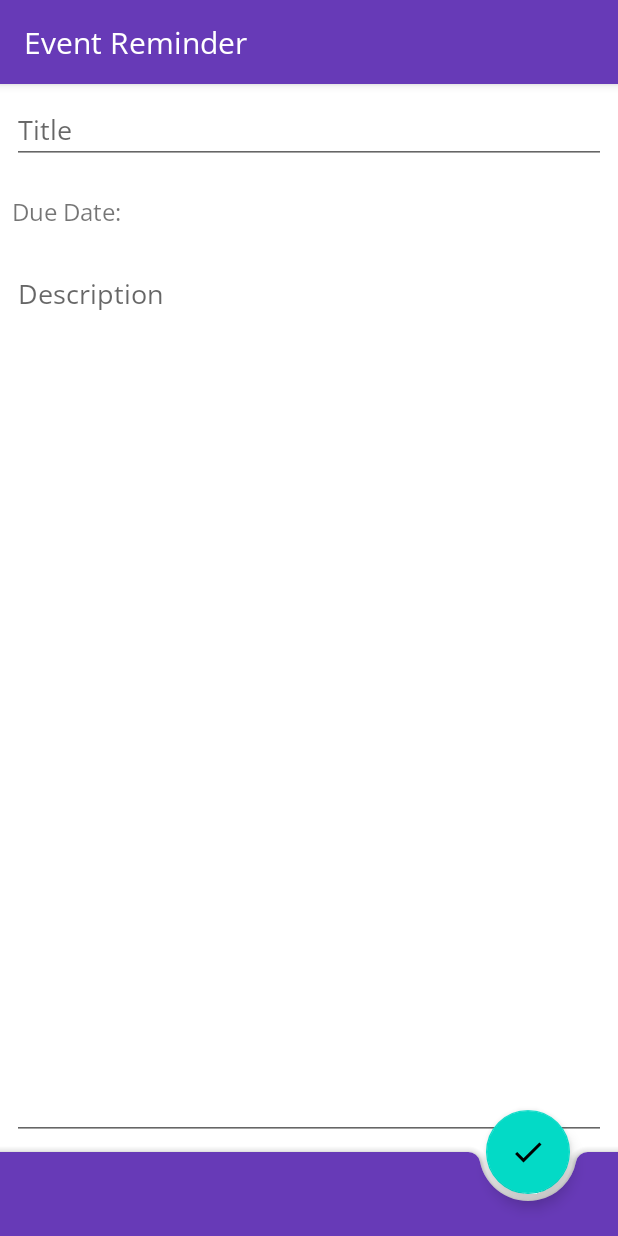
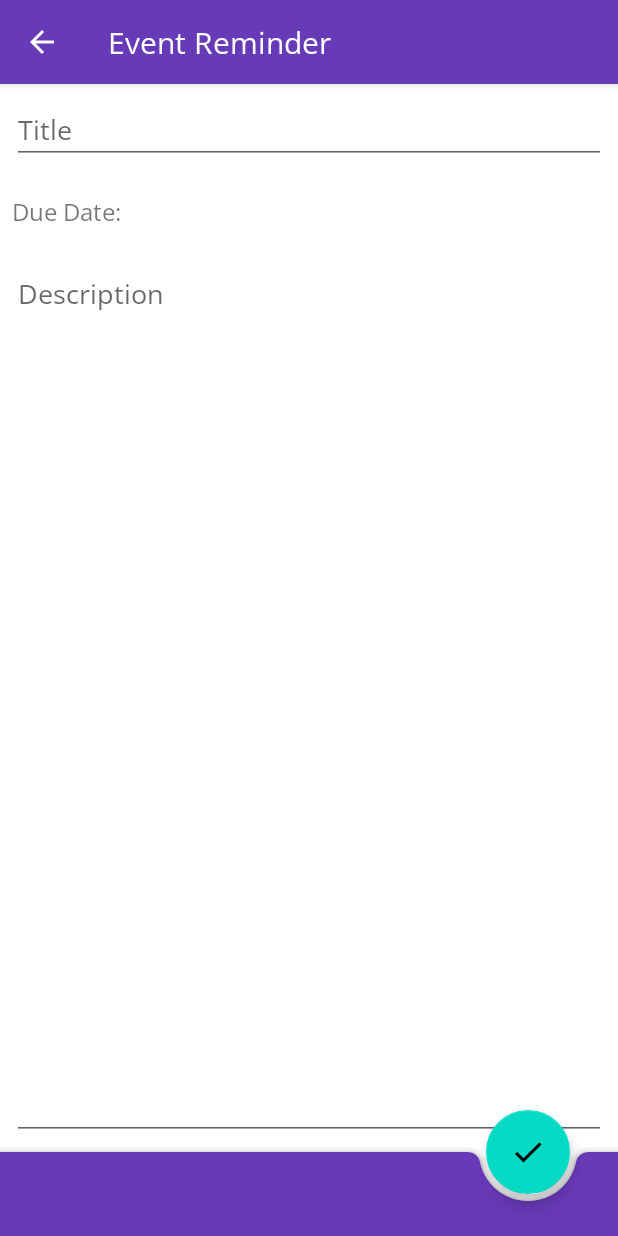
Before and after one commit to polpg/EventReminder, an Android app: the screen it shows after launch (MainActivity), after a tap on an icon or button, on a phone screen of 412 x 824 dp. Run offline under Robolectric (Android 15) with nearby library versions, the phone set to English and light mode, and no system bars; our stand-ins replace data binding; libraries missing offline, so code that uses them is left out: com.prolificinteractive.materialcalendarview, me.everything.android; 8 statements that could not run were skipped.

Commit message:
Added Back Button - Close #19

```diff
--- a/app/src/main/java/cat/polpadilla/eventreminder/DisplayFragment.java
+++ b/app/src/main/java/cat/polpadilla/eventreminder/DisplayFragment.java
@@ -11,6 +11,7 @@ import com.google.android.material.floatingactionbutton.FloatingActionButton;
 
 import androidx.annotation.NonNull;
 import androidx.annotation.Nullable;
+import androidx.appcompat.app.AppCompatActivity;
 import androidx.core.content.ContextCompat;
 import androidx.fragment.app.Fragment;
 import androidx.lifecycle.ViewModelProviders;
@@ -52,6 +53,9 @@ public class DisplayFragment extends Fragment {
         fab.setOnClickListener((View v) ->((Contract)getActivity()).editModel(binding.getModel()));
 
         fab.setImageDrawable(ContextCompat.getDrawable(getActivity(), R.drawable.ic_edit_white_24dp));
+
+        ((AppCompatActivity)getActivity()).getSupportActionBar().setDisplayHomeAsUpEnabled(true);
+
         return binding.getRoot();
     }
 
--- a/app/src/main/java/cat/polpadilla/eventreminder/EditFragment.java
+++ b/app/src/main/java/cat/polpadilla/eventreminder/EditFragment.java
@@ -21,6 +21,7 @@ import java.util.Calendar;
 import androidx.annotation.NonNull;
 import androidx.annotation.Nullable;
 import androidx.appcompat.app.AlertDialog;
+import androidx.appcompat.app.AppCompatActivity;
 import androidx.core.content.ContextCompat;
 import androidx.fragment.app.DialogFragment;
 import androidx.fragment.app.Fragment;
@@ -84,6 +85,9 @@ public class EditFragment extends Fragment
             }
             return super.onOptionsItemSelected(item);
         });
+
+
+        ((AppCompatActivity)getActivity()).getSupportActionBar().setDisplayHomeAsUpEnabled(true);
 
         return binding.getRoot();
     }
--- a/app/src/main/java/cat/polpadilla/eventreminder/HomeFragment.java
+++ b/app/src/main/java/cat/polpadilla/eventreminder/HomeFragment.java
@@ -20,6 +20,7 @@ import java.util.List;
 
 import androidx.annotation.NonNull;
 import androidx.annotation.Nullable;
+import androidx.appcompat.app.AppCompatActivity;
 import androidx.core.content.ContextCompat;
 import androidx.fragment.app.Fragment;
 import androidx.lifecycle.ViewModelProviders;
@@ -78,6 +79,7 @@ public class HomeFragment extends Fragment {
 
         fab.setImageDrawable(ContextCompat.getDrawable(getActivity(), R.drawable.ic_add_white_24dp));
 
+        ((AppCompatActivity)getActivity()).getSupportActionBar().setDisplayHomeAsUpEnabled(false);
         return result;
     }
 
--- a/app/src/main/java/cat/polpadilla/eventreminder/MainActivity.java
+++ b/app/src/main/java/cat/polpadilla/eventreminder/MainActivity.java
@@ -4,6 +4,7 @@ import android.os.Bundle;
 import android.view.inputmethod.InputMethodManager;
 
 import androidx.appcompat.app.AppCompatActivity;
+import androidx.appcompat.widget.Toolbar;
 import androidx.fragment.app.FragmentManager;
 
 public class MainActivity extends AppCompatActivity
@@ -17,21 +18,30 @@ public class MainActivity extends AppCompatActivity
         super.onCreate(savedInstanceState);
         setContentView(R.layout.activity_main);
 
+        Toolbar toolbar= findViewById(R.id.toolbar);
+        setSupportActionBar(toolbar);
+
         //Set default state of app (HomeFragment)
         if (findViewById(R.id.fragment_container) !=null){
             if (savedInstanceState !=null){
                 return;
             }
             getSupportFragmentManager().beginTransaction()
-                    .add(R.id.fragment_container, new HomeFragment(), "current")
+                    .add(R.id.fragment_container, new HomeFragment())
                     .commit();
         }
     }
 
     @Override
+    public boolean onSupportNavigateUp() {
+        finishEdit(false);
+        return super.onSupportNavigateUp();
+    }
+
+    @Override
     public void showModel(EventModel model){
         getSupportFragmentManager().beginTransaction()
-                .replace(R.id.fragment_container, DisplayFragment.newInstance(model), "current")
+                .replace(R.id.fragment_container, DisplayFragment.newInstance(model))
                 .addToBackStack(BACK_STACK_SHOW)
                 .commit();
 
@@ -40,7 +50,7 @@ public class MainActivity extends AppCompatActivity
     @Override
     public void editModel(EventModel model){
         getSupportFragmentManager().beginTransaction()
-                .replace(R.id.fragment_container, EditFragment.newInstance(model),"current")
+                .replace(R.id.fragment_container, EditFragment.newInstance(model))
                 .addToBackStack(null)
                 .commit();
 
--- a/app/src/main/res/layout/activity_main.xml
+++ b/app/src/main/res/layout/activity_main.xml
@@ -10,8 +10,10 @@
         android:layout_height="wrap_content">
 
         <androidx.appcompat.widget.Toolbar
+            android:id="@+id/toolbar"
             android:layout_width="match_parent"
             android:layout_height="wrap_content"
+            android:theme="@style/ToolbarWhiteArrow"
             app:title="@string/app_name"
             app:titleTextAppearance="@style/AppTheme.ToolbarTitle"
             app:titleTextColor="@color/colorIcon">
--- a/app/src/main/res/values/styles.xml
+++ b/app/src/main/res/values/styles.xml
@@ -9,10 +9,12 @@
         <item name="colorAccent">@color/colorAccent</item>
     </style>
 
-    <style name="AppTheme.AppBar" parent="@style/ThemeOverlay.MaterialComponents.Dark.ActionBar"/>
-
     <style name="AppTheme.ToolbarTitle" parent="@style/TextAppearance.Widget.AppCompat.Toolbar.Title">
         <item name="android:textSize">20sp</item>
+    </style>
+
+    <style name="ToolbarWhiteArrow" parent="AppTheme">
+        <item name="android:textColorSecondary">@color/colorIcon</item>
     </style>
 
     <style name="CalendarTextDate" parent="TextAppearance.MaterialCalendarWidget.Date">
@@ -21,5 +23,4 @@
         <item name="fontFamily">@font/lato</item>
     </style>
 
-
 </resources>
```
